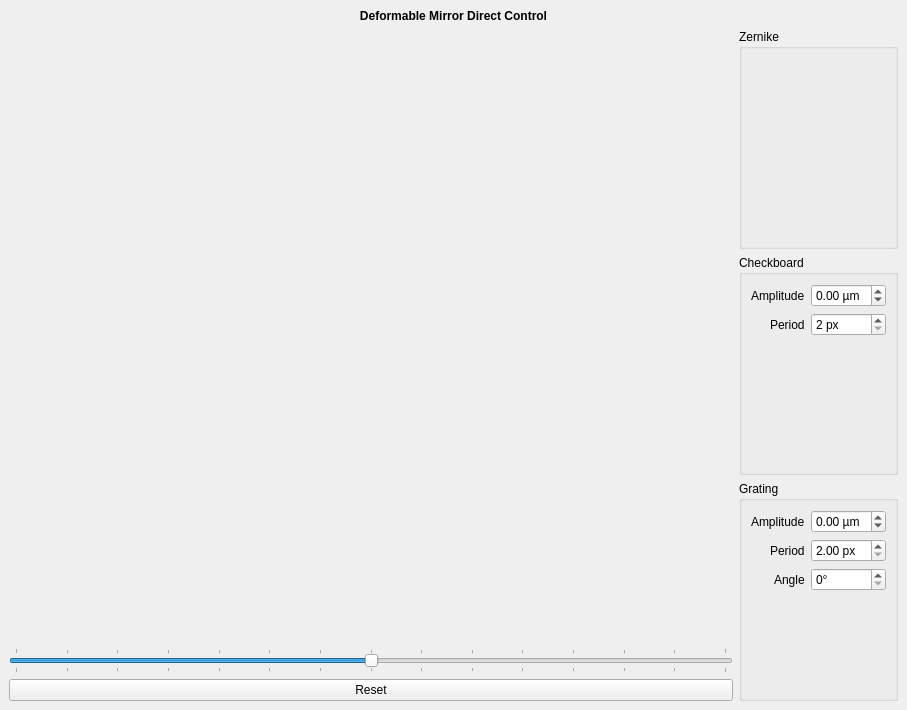
Before: the Qt Designer form guis/ui/dm_direct_control.ui in janis-hag/kalao-ics, drawn with Qt 5.
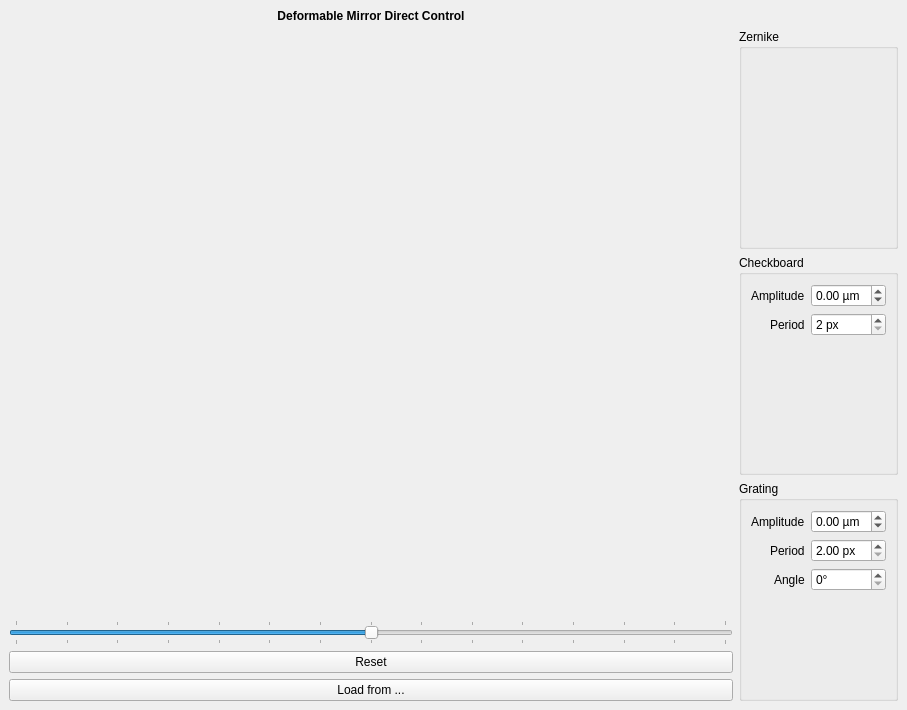
After: the same form once the commit is applied.

```diff
--- a/guis/ui/dm_direct_control.ui
+++ b/guis/ui/dm_direct_control.ui
@@ -14,15 +14,15 @@
    <string>DM Direct Control - KalAO</string>
   </property>
   <widget class="QWidget" name="centralwidget">
-   <layout class="QGridLayout" name="gridLayout">
-    <item row="4" column="0">
+   <layout class="QGridLayout" name="gridLayout" rowstretch="0,1,0,0,0">
+    <item row="3" column="0">
      <widget class="QPushButton" name="reset_button">
       <property name="text">
        <string>Reset</string>
       </property>
      </widget>
     </item>
-    <item row="3" column="0">
+    <item row="2" column="0">
      <widget class="QSlider" name="all_slider">
       <property name="minimum">
        <number>-175</number>
@@ -47,14 +47,46 @@
       </property>
      </widget>
     </item>
-    <item row="2" column="0">
+    <item row="1" column="0">
      <layout class="QGridLayout" name="actuator_grid">
       <property name="spacing">
        <number>0</number>
       </property>
      </layout>
     </item>
-    <item row="2" column="1" rowspan="3">
+    <item row="4" column="0">
+     <layout class="QHBoxLayout" name="horizontalLayout">
+      <item>
+       <widget class="QPushButton" name="load_button">
+        <property name="text">
+         <string>Load from ...</string>
+        </property>
+       </widget>
+      </item>
+     </layout>
+    </item>
+    <item row="0" column="0">
+     <widget class="QLabel" name="title_label">
+      <property name="sizePolicy">
+       <sizepolicy hsizetype="Preferred" vsizetype="Fixed">
+        <horstretch>0</horstretch>
+        <verstretch>0</verstretch>
+       </sizepolicy>
+      </property>
+      <property name="font">
+       <font>
+        <bold>true</bold>
+       </font>
+      </property>
+      <property name="text">
+       <string>Deformable Mirror Direct Control</string>
+      </property>
+      <property name="alignment">
+       <set>Qt::AlignCenter</set>
+      </property>
+     </widget>
+    </item>
+    <item row="1" column="1" rowspan="4">
      <layout class="QVBoxLayout" name="verticalLayout">
       <item>
        <widget class="QGroupBox" name="zernike_groupbox">
@@ -227,27 +259,6 @@
       </item>
      </layout>
     </item>
-    <item row="0" column="0" colspan="2">
-     <widget class="QLabel" name="title_label">
-      <property name="sizePolicy">
-       <sizepolicy hsizetype="Preferred" vsizetype="Fixed">
-        <horstretch>0</horstretch>
-        <verstretch>0</verstretch>
-       </sizepolicy>
-      </property>
-      <property name="font">
-       <font>
-        <bold>true</bold>
-       </font>
-      </property>
-      <property name="text">
-       <string>Deformable Mirror Direct Control</string>
-      </property>
-      <property name="alignment">
-       <set>Qt::AlignCenter</set>
-      </property>
-     </widget>
-    </item>
    </layout>
   </widget>
   <widget class="QMenuBar" name="menubar">
```
